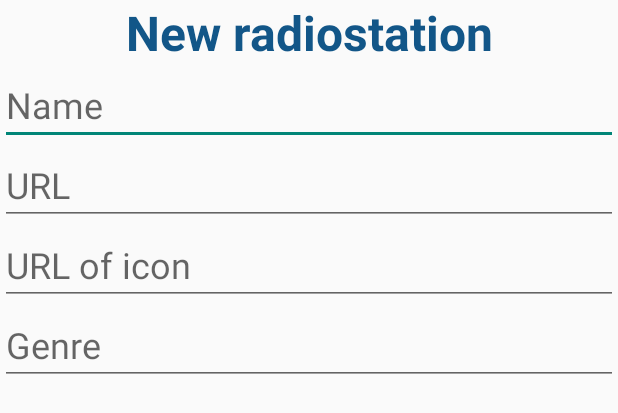
After one commit to KwygonJin/HomeInternetRadio, an Android app: the layout new_radioitem_dialog.xml on its own in the app's theme, with its tools: preview values and no code run, on a phone screen of 412 x 824 dp. The commit adds this screen. Shown: the top 413 px of the screen. Run offline under Robolectric (Android 15) with nearby library versions, the phone set to English and light mode, and no system bars.

Commit message:
Add dialog to save new radiostation. TODO: clicklistener command to save in DB

```diff
--- a/app/src/main/java/kwygonjin/com/homeinternetradio/MyNotificationBuilder.java
+++ b/app/src/main/java/kwygonjin/com/homeinternetradio/MyNotificationBuilder.java
@@ -50,6 +50,7 @@ class MyNotificationBuilder {
             remoteViews.setOnClickPendingIntent(R.id.status_btn_prev, button_pIntentPrev);
             remoteViews.setOnClickPendingIntent(R.id.status_btn_pausestop, button_pIntentPausePlay);
             builder = builder.setContent(remoteViews);
+            builder.setStyle(new NotificationCompat.BigTextStyle());
             builder = builder.setCustomBigContentView(remoteViews);
             //builder.setLargeIcon(BitmapFactory.decodeResource(Resources.getSystem(), R.drawable.kissfm));
         } else {
--- /dev/null
+++ b/app/src/main/res/layout/new_radioitem_dialog.xml
@@ -0,0 +1,51 @@
+<?xml version="1.0" encoding="utf-8"?>
+<LinearLayout xmlns:android="http://schemas.android.com/apk/res/android"
+    android:orientation="vertical" android:layout_width="match_parent"
+    android:layout_height="match_parent">
+
+    <TextView
+        android:id="@+id/tv_new_radiostation"
+        android:layout_width="match_parent"
+        android:layout_height="wrap_content"
+        android:gravity="center"
+        android:text="@string/new_radiostation"
+        android:textColor="@color/colorPrimary"
+        android:textSize="32sp"
+        android:textStyle="bold" />
+
+    <EditText
+        android:id="@+id/et_radiostation_name"
+        android:layout_width="match_parent"
+        android:layout_height="wrap_content"
+        android:ems="10"
+        android:textSize="24sp"
+        android:inputType="textPersonName"
+        android:hint="@string/radiostation_name" />
+
+    <EditText
+        android:id="@+id/et_radiostation_url"
+        android:layout_width="match_parent"
+        android:layout_height="wrap_content"
+        android:ems="10"
+        android:textSize="24sp"
+        android:inputType="textUri"
+        android:hint="@string/radiostation_url" />
+
+    <EditText
+        android:id="@+id/et_radiostation_img"
+        android:layout_width="match_parent"
+        android:layout_height="wrap_content"
+        android:ems="10"
+        android:inputType="textUri"
+        android:textSize="24sp"
+        android:hint="@string/radiostation_url_icon" />
+
+    <EditText
+        android:id="@+id/et_radiostation_genre"
+        android:layout_width="match_parent"
+        android:layout_height="wrap_content"
+        android:ems="10"
+        android:inputType="textPersonName"
+        android:textSize="24sp"
+        android:hint="@string/radiostation_genre" />
+</LinearLayout>
--- a/app/src/main/res/layout/status_bar.xml
+++ b/app/src/main/res/layout/status_bar.xml
@@ -2,13 +2,13 @@
 <LinearLayout xmlns:android="http://schemas.android.com/apk/res/android"
     xmlns:app="http://schemas.android.com/apk/res-auto"
     android:layout_width="match_parent"
-    android:layout_height="wrap_content"
+    android:layout_height="240dp"
     android:orientation="horizontal">
 
     <ImageView
         android:id="@+id/status_iv_radiologo"
         android:layout_width="match_parent"
-        android:layout_height="120dp"
+        android:layout_height="240dp"
         android:layout_weight="3"
         app:srcCompat="@mipmap/ic_launcher"
         android:contentDescription="@string/desc_image_of_radiostation" />
--- a/app/src/main/res/values/strings.xml
+++ b/app/src/main/res/values/strings.xml
@@ -18,4 +18,11 @@
     <string name="desc_play_pause_radio_station">Play pause radiostation</string>
     <string name="desc_preious_radio_station">Preious radiostation</string>
     <string name="desc_image_of_radiostation">Image of radiostation</string>
+    <string name="new_radiostation">New radiostation</string>
+    <string name="radiostation_url">URL</string>
+    <string name="radiostation_name">Name</string>
+    <string name="radiostation_url_icon">URL of icon</string>
+    <string name="radiostation_genre">Genre</string>
+    <string name="add_radiostation">Add</string>
+    <string name="cancel">Cancel</string>
 </resources>
```
Also changed, not shown: app/src/main/java/kwygonjin/com/homeinternetradio/RadioItem.java (+17 -11 lines), app/src/main/java/kwygonjin/com/homeinternetradio/RealmDBManager.java (+13 -13 lines), app/src/main/java/kwygonjin/com/homeinternetradio/RecyclerViewAdapter.java (+2 -8 lines), app/src/main/java/kwygonjin/com/homeinternetradio/RecyclerViewFragment.java (+28 -1 lines), app/src/main/res/drawable/add_radiostation.png (added).
